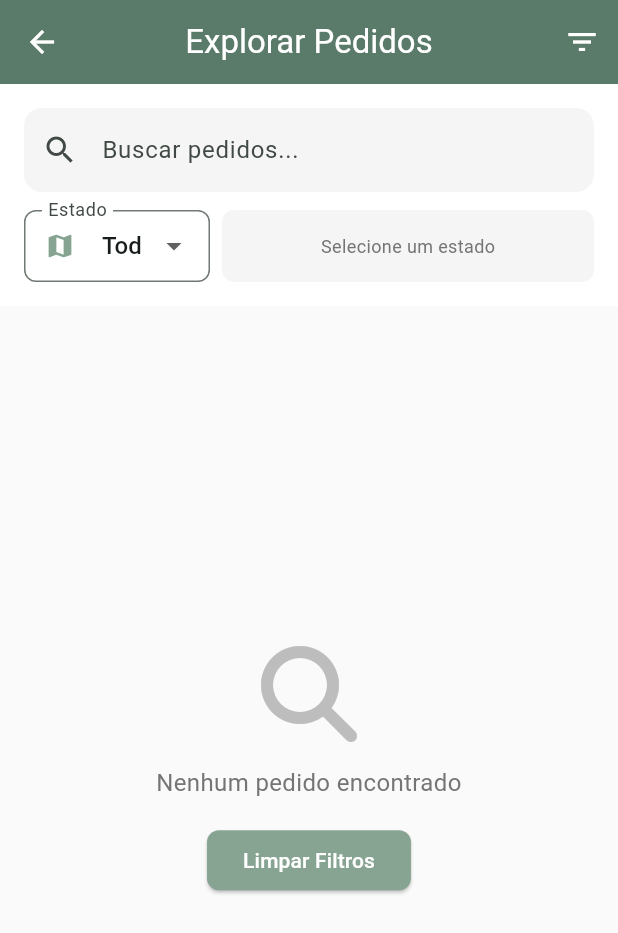
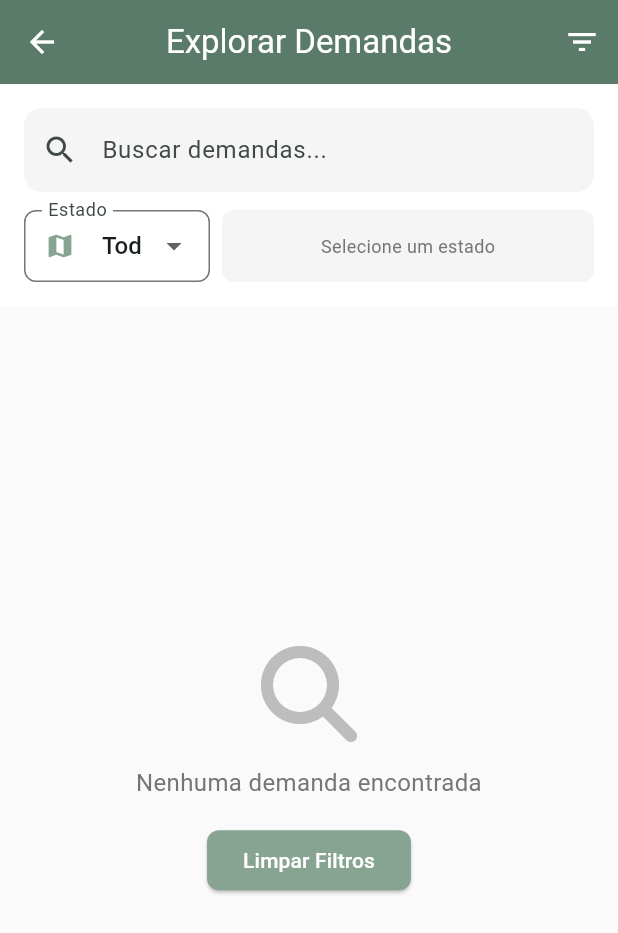
Before and after one commit to samaraguindani/czddfsf, a Flutter app: the ExploreRequestsScreen screen opened directly, on a phone screen of 412 x 824 dp. Shown: the top 933 px of the screen. Run offline on Flutter 3.47's test engine with Material 3 defaults, Android fonts, the phone set to English and light mode, and no system bars; our stand-ins replace flutter_spinkit, font_awesome_flutter, supabase_flutter; accounts and stored records are empty; network calls fail.

Commit message:
alterando pedido por demanda

```diff
--- a/lib/pages/explore_requests_screen.dart
+++ b/lib/pages/explore_requests_screen.dart
@@ -92,7 +92,7 @@ class _ExploreRequestsScreenState extends State<ExploreRequestsScreen> {
     return Scaffold(
       backgroundColor: Colors.grey[50],
       appBar: AppBar(
-        title: const Text('Explorar Pedidos'),
+        title: const Text('Explorar Demandas'),
         backgroundColor: const Color(0xFF5a7a6a),
         foregroundColor: Colors.white,
         elevation: 0,
@@ -133,7 +133,7 @@ class _ExploreRequestsScreenState extends State<ExploreRequestsScreen> {
                 TextField(
                   controller: _searchController,
                   decoration: InputDecoration(
-                    hintText: 'Buscar pedidos...',
+                    hintText: 'Buscar demandas...',
                     prefixIcon: const Icon(Icons.search),
                     suffixIcon: _searchController.text.isNotEmpty
                         ? IconButton(
@@ -292,7 +292,7 @@ class _ExploreRequestsScreenState extends State<ExploreRequestsScreen> {
             child: Consumer<RequestProvider>(
               builder: (context, requestProvider, child) {
                 if (requestProvider.isLoading) {
-                  return const LoadingWidget(message: 'Carregando pedidos...');
+                  return const LoadingWidget(message: 'Carregando demandas...');
                 }
 
                 if (requestProvider.errorMessage != null) {
@@ -304,7 +304,7 @@ class _ExploreRequestsScreenState extends State<ExploreRequestsScreen> {
 
                 if (_filteredRequests.isEmpty) {
                   return EmptyWidget(
-                    message: 'Nenhum pedido encontrado',
+                    message: 'Nenhuma demanda encontrada',
                     icon: FontAwesomeIcons.search,
                     action: ElevatedButton(
                       onPressed: () {
--- a/lib/pages/home_screen.dart
+++ b/lib/pages/home_screen.dart
@@ -59,7 +59,7 @@ class _HomeScreenState extends State<HomeScreen> {
           ),
           BottomNavigationBarItem(
             icon: Icon(Icons.handshake),
-            label: 'Pedidos',
+            label: 'Demandas',
           ),
           BottomNavigationBarItem(
             icon: Icon(Icons.work),
@@ -67,7 +67,7 @@ class _HomeScreenState extends State<HomeScreen> {
           ),
           BottomNavigationBarItem(
             icon: Icon(Icons.folder_open),
-            label: 'Meus Pedidos',
+            label: 'Minhas Demandas',
           ),
           BottomNavigationBarItem(
             icon: Icon(Icons.person),
@@ -304,7 +304,7 @@ class HomeContentScreen extends StatelessWidget {
                   ),
                   _buildQuickActionCard(
                     context,
-                    'Explorar Pedidos',
+                    'Explorar Demandas',
                     FontAwesomeIcons.handshake,
                     const Color(0xFF87a492),
                     () => _navigateToScreen(context, 2),
@@ -318,7 +318,7 @@ class HomeContentScreen extends StatelessWidget {
                   ),
                   _buildQuickActionCard(
                     context,
-                    'Meus Pedidos',
+                    'Minhas Demandas',
                     FontAwesomeIcons.folderOpen,
                     const Color(0xFF87a492),
                     () => _navigateToScreen(context, 4),
@@ -365,7 +365,7 @@ class HomeContentScreen extends StatelessWidget {
                     _buildStepItem(
                       '2',
                       'Ofereça ou Solicite',
-                      'Publique serviços ou pedidos',
+                      'Publique serviços ou demandas',
                       FontAwesomeIcons.handshake,
                     ),
                     const SizedBox(height: 12),
--- a/lib/pages/my_requests_screen.dart
+++ b/lib/pages/my_requests_screen.dart
@@ -38,7 +38,7 @@ class _MyRequestsScreenState extends State<MyRequestsScreen> {
     return Scaffold(
       backgroundColor: Colors.grey[50],
       appBar: AppBar(
-        title: const Text('Meus Pedidos'),
+        title: const Text('Minhas Demandas'),
         backgroundColor: const Color(0xFF5a7a6a),
         foregroundColor: Colors.white,
         elevation: 0,
@@ -52,7 +52,7 @@ class _MyRequestsScreenState extends State<MyRequestsScreen> {
           }
 
           if (requestProvider.isLoading) {
-            return const LoadingWidget(message: 'Carregando seus pedidos...');
+            return const LoadingWidget(message: 'Carregando suas demandas...');
           }
 
           if (requestProvider.errorMessage != null) {
@@ -64,7 +64,7 @@ class _MyRequestsScreenState extends State<MyRequestsScreen> {
 
           if (requestProvider.myRequests.isEmpty) {
             return EmptyWidget(
-              message: 'Você ainda não possui pedidos cadastrados',
+              message: 'Você ainda não possui demandas cadastradas',
               icon: FontAwesomeIcons.clipboardList,
               action: ElevatedButton.icon(
                 onPressed: () {
@@ -76,7 +76,7 @@ class _MyRequestsScreenState extends State<MyRequestsScreen> {
                   ).then((_) => _loadMyRequests());
                 },
                 icon: const Icon(Icons.add),
-                label: const Text('Adicionar Pedido'),
+                label: const Text('Adicionar Demanda'),
               ),
             );
           }
@@ -128,7 +128,7 @@ class _MyRequestsScreenState extends State<MyRequestsScreen> {
         backgroundColor: const Color(0xFF87a492),
         foregroundColor: Colors.white,
         icon: const Icon(Icons.add),
-        label: const Text('Adicionar Pedido'),
+        label: const Text('Adicionar Demanda'),
       ),
     );
   }
@@ -137,8 +137,8 @@ class _MyRequestsScreenState extends State<MyRequestsScreen> {
     showDialog(
       context: context,
       builder: (context) => AlertDialog(
-        title: const Text('Excluir Pedido'),
-        content: const Text('Tem certeza que deseja excluir este pedido? Esta ação não pode ser desfeita.'),
+        title: const Text('Excluir Demanda'),
+        content: const Text('Tem certeza que deseja excluir esta demanda? Esta ação não pode ser desfeita.'),
         actions: [
           TextButton(
             onPressed: () => Navigator.pop(context),
@@ -159,14 +159,14 @@ class _MyRequestsScreenState extends State<MyRequestsScreen> {
                 if (success) {
                   ScaffoldMessenger.of(context).showSnackBar(
                     const SnackBar(
-                      content: Text('Pedido excluído com sucesso'),
+                      content: Text('Demanda excluída com sucesso'),
                       backgroundColor: Colors.green,
                     ),
                   );
                 } else {
                   ScaffoldMessenger.of(context).showSnackBar(
                     SnackBar(
-                      content: Text(requestProvider.errorMessage ?? 'Erro ao excluir pedido'),
+                      content: Text(requestProvider.errorMessage ?? 'Erro ao excluir demanda'),
                       backgroundColor: Colors.red,
                     ),
                   );
--- a/lib/pages/request_detail_screen.dart
+++ b/lib/pages/request_detail_screen.dart
@@ -16,7 +16,7 @@ class RequestDetailScreen extends StatelessWidget {
     return Scaffold(
       backgroundColor: Colors.grey[50],
       appBar: AppBar(
-        title: const Text('Detalhes do Pedido'),
+        title: const Text('Detalhes da Demanda'),
         backgroundColor: const Color(0xFF5a7a6a),
         foregroundColor: Colors.white,
         elevation: 0,
--- a/lib/pages/request_form_screen.dart
+++ b/lib/pages/request_form_screen.dart
@@ -148,7 +148,7 @@ class _RequestFormScreenState extends State<RequestFormScreen> {
     return Scaffold(
       backgroundColor: Colors.grey[50],
       appBar: AppBar(
-        title: Text(widget.request == null ? 'Adicionar Pedido' : 'Editar Pedido'),
+        title: Text(widget.request == null ? 'Adicionar Demanda' : 'Editar Demanda'),
         backgroundColor: const Color(0xFF5a7a6a),
         foregroundColor: Colors.white,
         elevation: 0,
@@ -164,12 +164,12 @@ class _RequestFormScreenState extends State<RequestFormScreen> {
               TextFormField(
                 controller: _titleController,
                 decoration: const InputDecoration(
-                  labelText: 'Título do Pedido',
+                  labelText: 'Título da Demanda',
                   border: OutlineInputBorder(),
                 ),
                 validator: (value) {
                   if (value == null || value.isEmpty) {
-                    return 'Por favor, insira o título do pedido';
+                    return 'Por favor, insira o título da demanda';
                   }
                   return null;
                 },
@@ -398,7 +398,7 @@ class _RequestFormScreenState extends State<RequestFormScreen> {
                   child: _isLoading
                       ? const LoadingWidget()
                       : Text(
-                          widget.request == null ? 'Criar Pedido' : 'Atualizar Pedido',
+                          widget.request == null ? 'Criar Demanda' : 'Atualizar Demanda',
                           style: const TextStyle(
                             fontSize: 16,
                             fontWeight: FontWeight.bold,
@@ -549,8 +549,8 @@ class _RequestFormScreenState extends State<RequestFormScreen> {
             SnackBar(
               content: Text(
                 widget.request == null
-                    ? 'Pedido criado com sucesso!'
-                    : 'Pedido atualizado com sucesso!'
+                    ? 'Demanda criada com sucesso!'
+                    : 'Demanda atualizada com sucesso!'
               ),
               backgroundColor: Colors.green,
             ),
@@ -559,7 +559,7 @@ class _RequestFormScreenState extends State<RequestFormScreen> {
         } else {
           ScaffoldMessenger.of(context).showSnackBar(
             SnackBar(
-              content: Text(requestProvider.errorMessage ?? 'Erro ao salvar pedido'),
+              content: Text(requestProvider.errorMessage ?? 'Erro ao salvar demanda'),
               backgroundColor: Colors.red,
             ),
           );
@@ -569,7 +569,7 @@ class _RequestFormScreenState extends State<RequestFormScreen> {
       if (mounted) {
         ScaffoldMessenger.of(context).showSnackBar(
           SnackBar(
-            content: Text('Erro ao salvar pedido: $e'),
+            content: Text('Erro ao salvar demanda: $e'),
             backgroundColor: Colors.red,
           ),
         );
--- a/lib/pages/volunteer_screen.dart
+++ b/lib/pages/volunteer_screen.dart
@@ -82,7 +82,7 @@ class _VolunteerScreenState extends State<VolunteerScreen> with SingleTickerProv
             ),
             Tab(
               icon: Icon(FontAwesomeIcons.handHoldingHeart, size: 20),
-              text: 'Pedidos',
+              text: 'Demandas',
             ),
           ],
         ),
@@ -158,8 +158,8 @@ class _VolunteerScreenState extends State<VolunteerScreen> with SingleTickerProv
         if (volunteerRequests.isEmpty) {
           return _buildEmptyState(
             icon: FontAwesomeIcons.handHoldingHeart,
-            title: 'Nenhum pedido de voluntário',
-            subtitle: 'Ainda não há pedidos buscando voluntários',
+            title: 'Nenhuma demanda de voluntário',
+            subtitle: 'Ainda não há demandas buscando voluntários',
           );
         }
 
```
